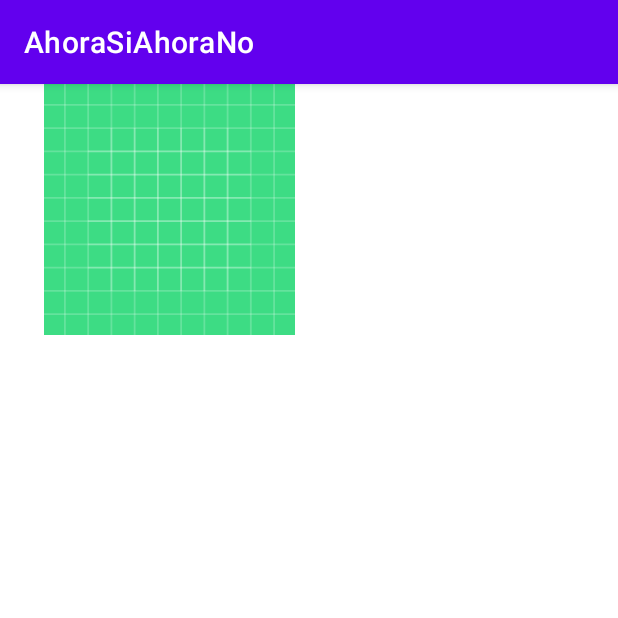
After one commit to Valentfer/AhoraSiAhoraNo, an Android app: the DatoAcParcela screen opened directly, with no data from a screen before it, on a phone screen of 412 x 824 dp, the top half of it. The commit adds this screen. Run offline under Robolectric (Android 15) with nearby library versions, the phone set to English and light mode, and no system bars.

Commit message:
añadiendo datos activity solitario

```diff
--- a/app/src/main/AndroidManifest.xml
+++ b/app/src/main/AndroidManifest.xml
@@ -16,6 +16,9 @@
         android:theme="@style/Theme.AhoraSiAhoraNo"
         android:usesCleartextTraffic="true"
         tools:targetApi="31">
+        <activity
+            android:name=".DatoAcParcela"
+            android:exported="false" />
         <activity
             android:name=".Recycler"
             android:exported="false" />
--- /dev/null
+++ b/app/src/main/java/com/example/ahorasiahorano/DatoAcParcela.kt
@@ -0,0 +1,11 @@
+package com.example.ahorasiahorano
+
+import androidx.appcompat.app.AppCompatActivity
+import android.os.Bundle
+
+class DatoAcParcela : AppCompatActivity() {
+    override fun onCreate(savedInstanceState: Bundle?) {
+        super.onCreate(savedInstanceState)
+        setContentView(R.layout.activity_dato_ac_parcela)
+    }
+}
--- a/app/src/main/java/com/example/ahorasiahorano/Mapa.kt
+++ b/app/src/main/java/com/example/ahorasiahorano/Mapa.kt
@@ -142,7 +142,7 @@ class Mapa : AppCompatActivity(), OnMapReadyCallback {
                     crearPosicion()
                     Log.i("localizacion", "lat = " + latitud + "long = " + longitud)
                     val obtenerRefCat = ObtenerRefCat(longitud, latitud)
-                    obtenerRefCat.getRefCatastral { ref ->
+                    obtenerRefCat.getRefCatastral { ref, _, _, _, _ ->
                         runOnUiThread {
                             refCatas = if (eligeRef){
                                 ref
@@ -164,7 +164,7 @@ class Mapa : AppCompatActivity(), OnMapReadyCallback {
                     longActual = location.longitude
                     Log.i("respuesta2", "$latActual,$longActual")
                     val obtenerRefCat = ObtenerRefCat(longActual, latActual)
-                    obtenerRefCat.getRefCatastral { ref ->
+                    obtenerRefCat.getRefCatastral { ref,_,_,_,_ ->
                         runOnUiThread {
                             refCatasActua = ref
                         }
--- a/app/src/main/java/com/example/ahorasiahorano/Parcela.kt
+++ b/app/src/main/java/com/example/ahorasiahorano/Parcela.kt
@@ -1,4 +1,6 @@
 package com.example.ahorasiahorano
 
+import java.io.Serializable
 
-data class Parcela(val usuario: String, val imagen: String, val latitud: Double, val Longitud: Double)
+
+data class Parcela(val usuario: String, val imagen: String, val latitud: Double, val Longitud: Double): Serializable
--- /dev/null
+++ b/app/src/main/res/layout/activity_dato_ac_parcela.xml
@@ -0,0 +1,16 @@
+<?xml version="1.0" encoding="utf-8"?>
+<androidx.constraintlayout.widget.ConstraintLayout xmlns:android="http://schemas.android.com/apk/res/android"
+    xmlns:app="http://schemas.android.com/apk/res-auto"
+    xmlns:tools="http://schemas.android.com/tools"
+    android:layout_width="match_parent"
+    android:layout_height="match_parent"
+    tools:context=".DatoAcParcela">
+
+    <ImageView
+        android:id="@+id/imageView"
+        android:layout_width="226dp"
+        android:layout_height="167dp"
+        app:srcCompat="@drawable/ic_launcher_background"
+        tools:layout_editor_absoluteX="101dp"
+        tools:layout_editor_absoluteY="65dp" />
+</androidx.constraintlayout.widget.ConstraintLayout>
--- a/app/src/main/res/layout/item_card.xml
+++ b/app/src/main/res/layout/item_card.xml
@@ -8,7 +8,7 @@
     android:foreground="?android:attr/selectableItemBackground"
     app:cardCornerRadius="20dp"
     app:cardElevation="5dp"
-    app:strokeColor="#DD4A3737">
+    app:strokeColor="#DD7923B8">
 
     <ImageView
         android:id="@+id/image"
--- a/app/src/main/res/layout/login.xml
+++ b/app/src/main/res/layout/login.xml
@@ -42,7 +42,7 @@
         app:layout_constraintEnd_toEndOf="parent"
         app:layout_constraintStart_toStartOf="parent"
         app:layout_constraintTop_toBottomOf="@+id/tvUsuario"
-        app:strokeColor="#DD4A3737" />
+        app:strokeColor="#DD7923B8" />
 
     <TextView
         android:id="@+id/tvPassword"
@@ -69,7 +69,7 @@
         app:layout_constraintEnd_toEndOf="parent"
         app:layout_constraintStart_toStartOf="parent"
         app:layout_constraintTop_toBottomOf="@+id/tvPassword"
-        app:strokeColor="#DD4A3737"
+        app:strokeColor="#DD7923B8"
         android:autofillHints="" />
 
     <Button
@@ -85,7 +85,7 @@
         app:layout_constraintStart_toStartOf="parent"
         app:layout_constraintTop_toBottomOf="@+id/etPassword"
         app:layout_constraintVertical_bias="0.133"
-        app:strokeColor="#DD4A3737" />
+        app:strokeColor="#DD7923B8" />
 
     <Button
         android:id="@+id/btnRegistro"
--- a/app/src/main/res/layout/mapa.xml
+++ b/app/src/main/res/layout/mapa.xml
@@ -32,7 +32,7 @@
         app:layout_constraintHorizontal_bias="0.02"
         app:layout_constraintStart_toStartOf="parent"
         app:layout_constraintTop_toBottomOf="@+id/map"
-        app:strokeColor="#DD4A3737" />
+        app:strokeColor="#DD7923B8" />
 
     <Button
         android:id="@+id/btnReinicio"
@@ -47,6 +47,6 @@
         app:layout_constraintStart_toStartOf="parent"
         app:layout_constraintTop_toBottomOf="@+id/map"
         app:layout_constraintVertical_bias="0.503"
-        app:strokeColor="#DD4A3737" />
+        app:strokeColor="#DD7923B8" />
 
 </androidx.constraintlayout.widget.ConstraintLayout>
--- a/app/src/main/res/layout/recycler.xml
+++ b/app/src/main/res/layout/recycler.xml
@@ -9,4 +9,9 @@
         android:id="@+id/rcRecycler"
         android:layout_width="match_parent"
         android:layout_height="wrap_content" />
+    <ProgressBar
+        android:id="@+id/pBar"
+        android:layout_width="wrap_content"
+        android:layout_height="wrap_content"
+        android:layout_gravity="center" />
 </FrameLayout>
--- a/app/src/main/res/layout/registro.xml
+++ b/app/src/main/res/layout/registro.xml
@@ -16,7 +16,7 @@
         android:hint="@string/usuario"
         android:inputType="text"
         android:radius="20dp"
-        android:textColorHint="#DD4A3737"
+        android:textColorHint="#DD7923B8"
         app:layout_constraintEnd_toEndOf="parent"
         app:layout_constraintHorizontal_bias="1.0"
         app:layout_constraintStart_toStartOf="parent"
@@ -31,7 +31,7 @@
         android:hint="@string/password"
         android:inputType="text"
         android:radius="20dp"
-        android:textColorHint="#DD4A3737"
+        android:textColorHint="#DD7923B8"
         app:layout_constraintEnd_toEndOf="parent"
         app:layout_constraintStart_toStartOf="parent"
         app:layout_constraintTop_toBottomOf="@+id/etRegUsuario" />
@@ -48,6 +48,6 @@
         app:layout_constraintHorizontal_bias="0.589"
         app:layout_constraintStart_toStartOf="parent"
         app:layout_constraintTop_toBottomOf="@+id/etRegPassword"
-        app:strokeColor="#DD4A3737" />
+        app:strokeColor="#DD7923B8" />
 
 </androidx.constraintlayout.widget.ConstraintLayout>
```
Also changed, not shown: app/src/main/java/com/example/ahorasiahorano/AdaptadorParcelas.kt (+16 -8 lines), app/src/main/java/com/example/ahorasiahorano/DatosParcela.kt (added, +12 -0 lines), app/src/main/java/com/example/ahorasiahorano/ObtenerRefCat.kt (+7 -2 lines), app/src/main/java/com/example/ahorasiahorano/Recycler.kt (+42 -5 lines), app/src/main/res/layout/menu.xml (+11 -8 lines).
